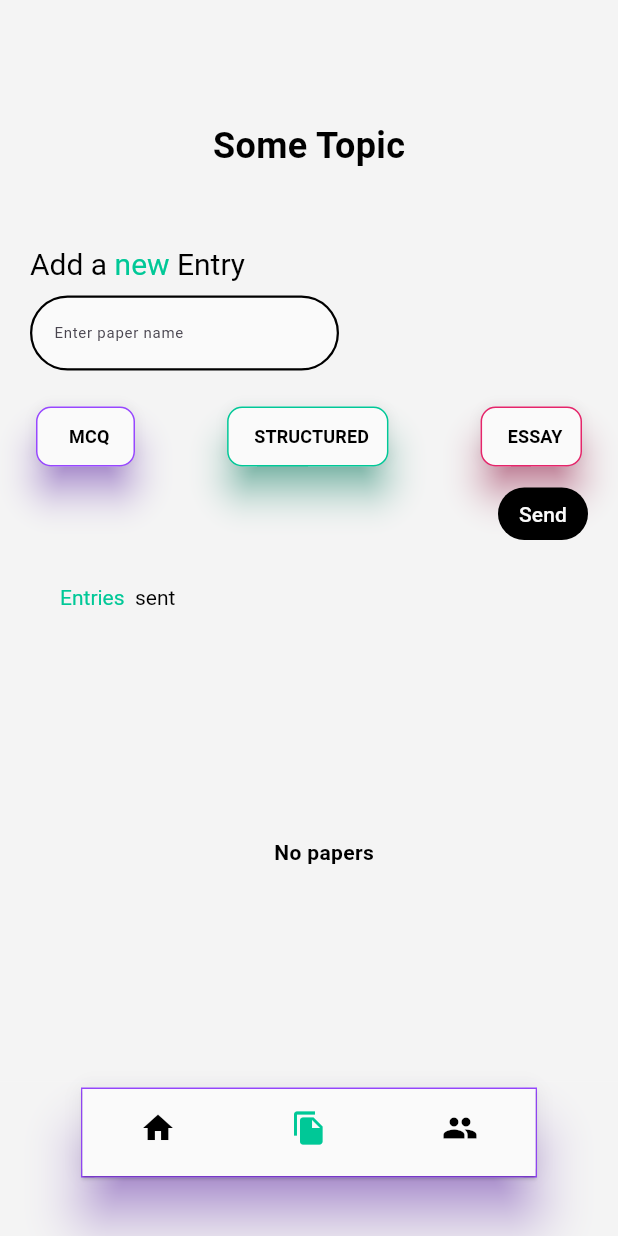
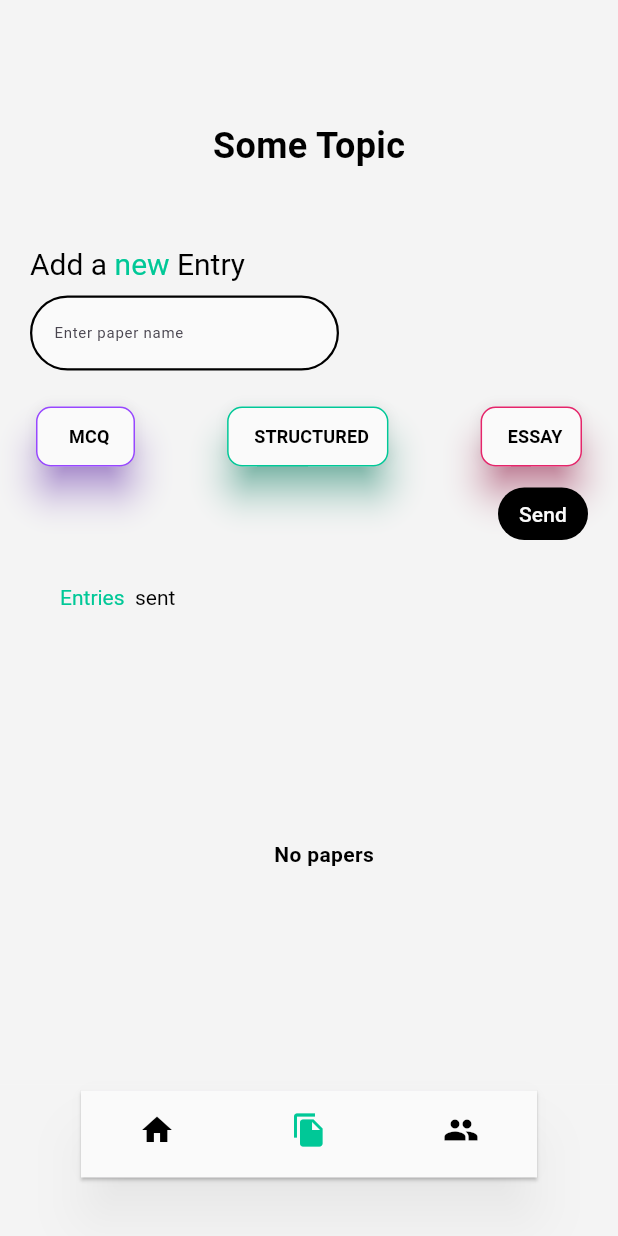
Before and after one commit to jali-k/flutter-st-admin-instructor, a Flutter app: the BottomBarScreen screen opened directly, after a tap on "Add a new entity", on a phone screen of 412 x 824 dp. Run offline on Flutter 3.47's test engine with Material 3 defaults, Android fonts, the phone set to English and light mode, and no system bars; our stand-ins replace cloud_firestore, firebase_core, gap, google_fonts; missing offline and left inert: flutter_email_sender; accounts and stored records are empty.

Commit message:
Add shadows

```diff
--- a/lib/screens/bottomBar_screen/bottom_bar_screen.dart
+++ b/lib/screens/bottomBar_screen/bottom_bar_screen.dart
@@ -50,13 +50,14 @@ class _BottomBarScreenState extends State<BottomBarScreen> {
         padding: const EdgeInsets.fromLTRB(50, 0, 50, 35),
         child: Card(
           elevation: 15,
-          shadowColor: AppColors.purple,
+          shadowColor: Colors.black.withOpacity(0.25),
           shape: RoundedRectangleBorder(
             borderRadius: BorderRadius.circular(10.0), // Set border radius
           ),
           child: Container(
-            decoration: BoxDecoration(
-                border: Border.all(color: AppColors.purple, width: 1)),
+            // decoration: BoxDecoration(
+            //   border: Border.all(color: AppColors.purple, width: 1),
+            // ),
             child: BottomNavigationBar(
               showSelectedLabels: false,
               showUnselectedLabels: false,
--- a/lib/screens/home_screen/home_screen.dart
+++ b/lib/screens/home_screen/home_screen.dart
@@ -77,12 +77,29 @@ class _HomeScreenState extends State<HomeScreen> {
                             ),
                           ),
                           Positioned(
-                            left: 20,
+                            // left: 20,
                             top: 0,
                             child: Container(
-                              height: 35,
+                              // height: 35,
                               padding: const EdgeInsets.all(10),
                               decoration: BoxDecoration(
+                                  boxShadow: [
+                                    BoxShadow(
+                                      color: Colors.black.withOpacity(0.25),
+                                      offset: const Offset(
+                                        0.0,
+                                        5.0,
+                                      ),
+                                      blurRadius: 10.0,
+                                      spreadRadius: 2.0,
+                                    ), //BoxShadow
+                                    BoxShadow(
+                                      color: Colors.white,
+                                      offset: const Offset(0.0, 0.0),
+                                      blurRadius: 0.0,
+                                      spreadRadius: 0.0,
+                                    ), //BoxShadow
+                                  ],
                                   color: AppColors.ligthWhite,
                                   borderRadius: BorderRadius.circular(20)),
                               child: const Center(
@@ -90,7 +107,7 @@ class _HomeScreenState extends State<HomeScreen> {
                                 child: Text(
                                   'Add a new entity',
                                   style: TextStyle(
-                                      fontSize: 8, color: AppColors.black),
+                                      fontSize: 12, color: AppColors.black),
                                 ),
                               )),
                             ),
@@ -142,12 +159,29 @@ class _HomeScreenState extends State<HomeScreen> {
                             ),
                           ),
                           Positioned(
-                            left: 12,
+                            // left: 2,
                             top: 0,
                             child: Container(
                               height: 35,
                               padding: const EdgeInsets.all(10),
                               decoration: BoxDecoration(
+                                  boxShadow: [
+                                    BoxShadow(
+                                      color: Colors.black.withOpacity(0.25),
+                                      offset: const Offset(
+                                        0.0,
+                                        5.0,
+                                      ),
+                                      blurRadius: 10.0,
+                                      spreadRadius: 2.0,
+                                    ), //BoxShadow
+                                    BoxShadow(
+                                      color: Colors.white,
+                                      offset: const Offset(0.0, 0.0),
+                                      blurRadius: 0.0,
+                                      spreadRadius: 0.0,
+                                    ), //BoxShadow
+                                  ],
                                   color: AppColors.ligthWhite,
                                   borderRadius: BorderRadius.circular(20)),
                               child: const Center(
@@ -155,7 +189,7 @@ class _HomeScreenState extends State<HomeScreen> {
                                 child: Text(
                                   'Add a new instructor',
                                   style: TextStyle(
-                                      fontSize: 8, color: AppColors.black),
+                                      fontSize: 12, color: AppColors.black),
                                 ),
                               )),
                             ),
```
